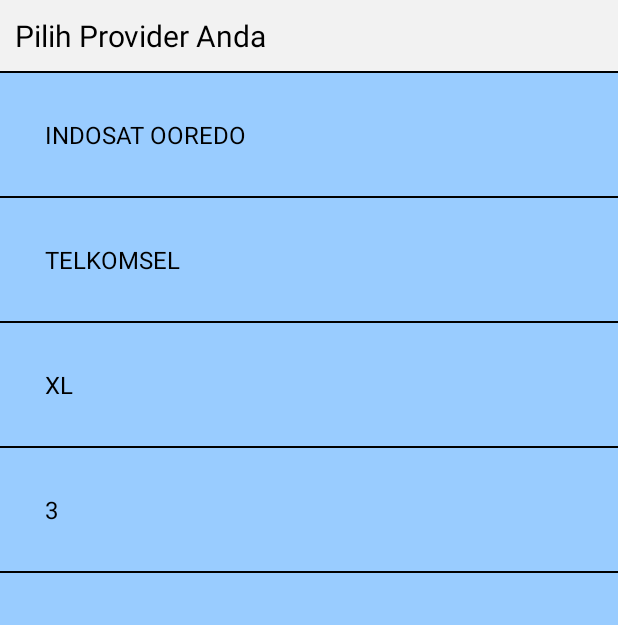
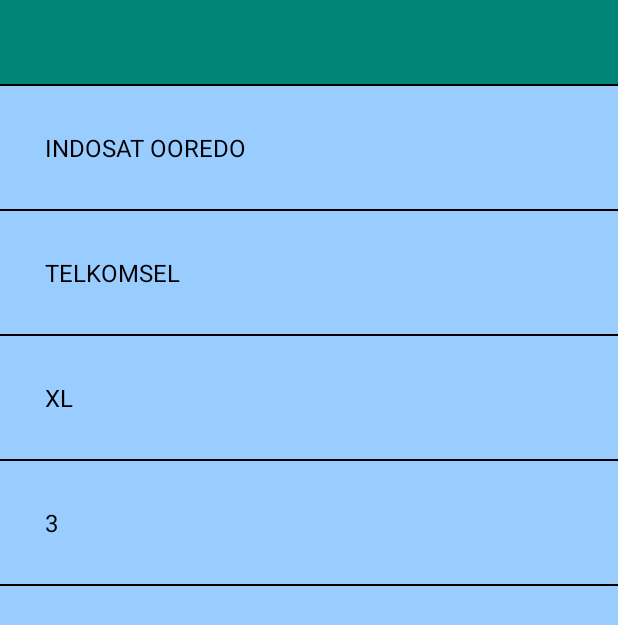
Before and after one commit to AchmadZayadi/theBrams, an Android app: the ChooseProvider screen opened directly, with no data from a screen before it, on a phone screen of 412 x 824 dp. Shown: the top 625 px of the screen. Run offline under Robolectric (Android 15) with nearby library versions, the phone set to English and light mode, and no system bars.

Commit message:
first commit

```diff
--- a/app/src/main/AndroidManifest.xml
+++ b/app/src/main/AndroidManifest.xml
@@ -1,5 +1,6 @@
 <?xml version="1.0" encoding="utf-8"?>
 <manifest xmlns:android="http://schemas.android.com/apk/res/android"
+    xmlns:tools="http://schemas.android.com/tools"
     package="com.e.pulsa">
 
     <application
@@ -8,8 +9,9 @@
         android:label="@string/app_name"
         android:roundIcon="@mipmap/ic_launcher_round"
         android:supportsRtl="true"
-        android:theme="@style/AppTheme">
-        <activity android:name=".Activity.PDAM.InputPdam"></activity>
+        android:theme="@style/AppTheme"
+        tools:ignore="GoogleAppIndexingWarning">
+        <activity android:name=".Activity.PDAM.InputPdam"/>
         <activity android:name=".Activity.Listrik.InputTagihanListrik" />
         <activity android:name=".Activity.Listrik.InputTokenListrik" />
         <activity android:name=".Activity.Listrik.MenuListrik" />
--- a/app/src/main/java/com/e/pulsa/Activity/Pulsa/ChooseProvider.java
+++ b/app/src/main/java/com/e/pulsa/Activity/Pulsa/ChooseProvider.java
@@ -6,6 +6,7 @@
 import android.os.Bundle;
 import android.view.View;
 import android.widget.RelativeLayout;
+import androidx.appcompat.widget.Toolbar;
 
 import com.e.pulsa.R;
 
@@ -17,6 +18,7 @@
     RelativeLayout rlTelkomsel;
     RelativeLayout rlTheree;
 
+    Toolbar toolbar;
     @Override
     protected void onCreate(Bundle savedInstanceState) {
         super.onCreate(savedInstanceState);
@@ -26,6 +28,8 @@
     }
 
     void init() {
+
+        toolbar = findViewById(R.id.toolbar);
 
         rlIndosat = findViewById(R.id.rlIndosat);
         rlTelkomsel = findViewById(R.id.rlTelkomsel);
--- a/app/src/main/res/layout/activity_choose_provider.xml
+++ b/app/src/main/res/layout/activity_choose_provider.xml
@@ -1,28 +1,20 @@
 <?xml version="1.0" encoding="utf-8"?>
-<LinearLayout
-    xmlns:android="http://schemas.android.com/apk/res/android"
+<LinearLayout xmlns:android="http://schemas.android.com/apk/res/android"
     xmlns:tools="http://schemas.android.com/tools"
     android:layout_width="match_parent"
     android:layout_height="match_parent"
+    xmlns:app="http://schemas.android.com/apk/res-auto"
     android:background="@color/bgColor"
     android:orientation="vertical"
     tools:context=".Activity.Pulsa.ChooseProvider">
 
-
-    <RelativeLayout
+    <androidx.appcompat.widget.Toolbar
+        android:id="@+id/toolbar"
         android:layout_width="match_parent"
-        android:layout_height="wrap_content"
-        android:background="#f2f2f2">
-
-        <TextView
-            android:layout_width="wrap_content"
-            android:layout_height="wrap_content"
-            android:layout_margin="10dp"
-            android:layout_marginTop="20sp"
-            android:text="Pilih Provider Anda"
-            android:textColor="@color/hitam"
-            android:textSize="20sp" />
-    </RelativeLayout>
+        android:layout_height="?attr/actionBarSize"
+        android:background="@color/colorPrimary"
+        android:theme="@style/ThemeOverlay.AppCompat.ActionBar"
+        app:titleTextColor="@android:color/white" />
 
     <View
         android:layout_width="match_parent"
--- a/app/src/main/res/values/styles.xml
+++ b/app/src/main/res/values/styles.xml
@@ -7,5 +7,8 @@
         <item name="colorPrimaryDark">@color/colorPrimaryDark</item>
         <item name="colorAccent">@color/colorAccent</item>
     </style>
-
+    <style name="ToolBarStyle" parent="">
+        <item name="popupTheme">@style/ThemeOverlay.AppCompat.Light</item>
+        <item name="theme">@style/ThemeOverlay.AppCompat.Dark.ActionBar</item>
+    </style>
 </resources>
```
Also changed, not shown: app/build.gradle (+7 -3 lines).
